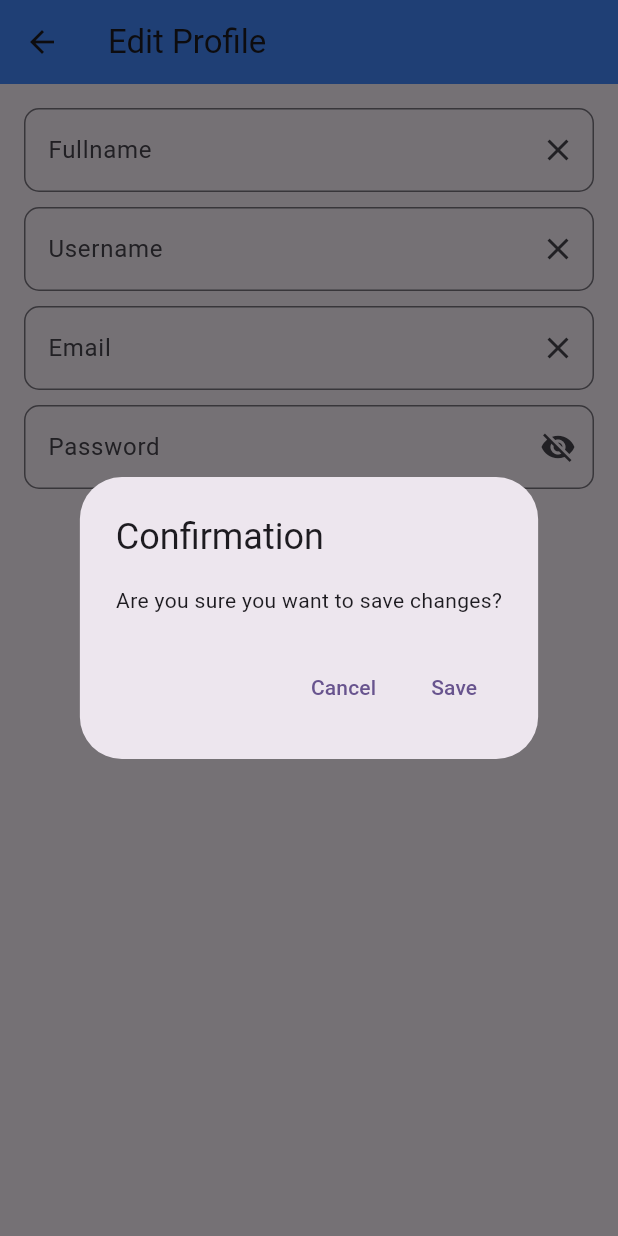
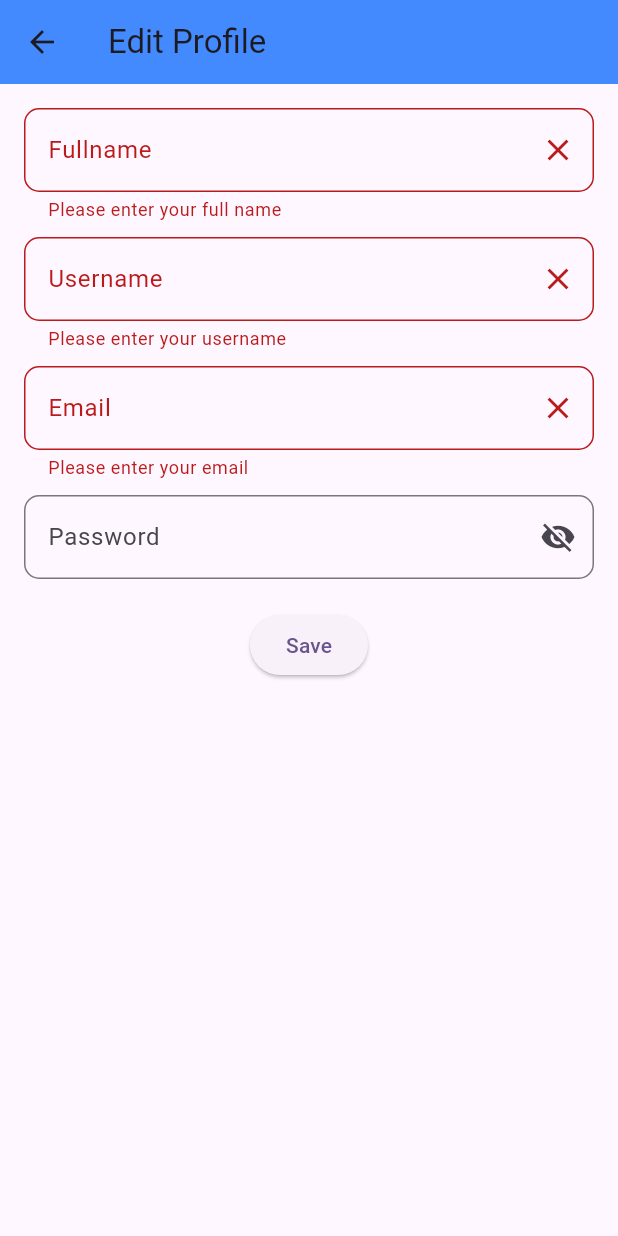
Before and after one commit to dwikyalfira/aplikasihealth, a Flutter app: the PageEditProfile screen opened directly with empty values, after a tap on "Save", on a phone screen of 412 x 824 dp. Run offline on Flutter 3.47's test engine with Material 3 defaults, Android fonts, the phone set to English and light mode, and no system bars; our stand-ins replace google_fonts, shared_preferences; accounts and stored records are empty.

Commit message:
fixing some eror handle on edit progile page.

```diff
--- a/lib/screen_page/page_edit_profile.dart
+++ b/lib/screen_page/page_edit_profile.dart
@@ -5,8 +5,10 @@ import 'package:http/http.dart' as http;
 import 'package:shared_preferences/shared_preferences.dart';
 
 class PageEditProfile extends StatefulWidget {
-  final Function(String, String, String, String) onProfileUpdate; //callback func
-  const PageEditProfile({Key? key, required this.onProfileUpdate}) : super(key: key);
+  final Function(String, String, String, String)
+      onProfileUpdate; //callback func
+  const PageEditProfile({Key? key, required this.onProfileUpdate})
+      : super(key: key);
 
   @override
   _PageEditProfileState createState() => _PageEditProfileState();
@@ -18,6 +20,8 @@ class _PageEditProfileState extends State<PageEditProfile> {
   TextEditingController txtEmail = TextEditingController();
   TextEditingController txtPassword = TextEditingController();
 
+  final _formKey = GlobalKey<FormState>();
+
   String? id;
 
   bool isLoading = false;
@@ -27,7 +31,6 @@ class _PageEditProfileState extends State<PageEditProfile> {
     SharedPreferences pref = await SharedPreferences.getInstance();
     setState(() {
       id = pref.getString("id") ?? '';
-      print('id $id');
     });
   }
 
@@ -39,7 +42,6 @@ class _PageEditProfileState extends State<PageEditProfile> {
 
   Future<ModelEditProfile?> editProfile() async {
     try {
-      // Show confirmation dialog
       bool confirmAction = await showDialog(
         context: context,
         builder: (BuildContext context) {
@@ -49,13 +51,13 @@ class _PageEditProfileState extends State<PageEditProfile> {
             actions: [
               TextButton(
                 onPressed: () {
-                  Navigator.pop(context, false); // Return false when canceled
+                  Navigator.pop(context, false);
                 },
                 child: Text('Cancel'),
               ),
               TextButton(
                 onPressed: () {
-                  Navigator.pop(context, true); // Return true when confirmed
+                  Navigator.pop(context, true);
                 },
                 child: Text('Save'),
               ),
@@ -69,7 +71,6 @@ class _PageEditProfileState extends State<PageEditProfile> {
           isLoading = true;
         });
 
-        // Proceed with save action
         http.Response res = await http.post(
           Uri.parse('http://localhost/aplikasihealth/edit_profile.php'),
           body: {
@@ -108,7 +109,7 @@ class _PageEditProfileState extends State<PageEditProfile> {
       setState(() {
         isLoading = false;
         ScaffoldMessenger.of(context)
-            .showSnackBar(SnackBar(content: Text(e.toString())));
+            .showSnackBar(SnackBar(content: Text('Error: $e')));
       });
     }
     return null;
@@ -124,6 +125,8 @@ class _PageEditProfileState extends State<PageEditProfile> {
       body: Padding(
         padding: const EdgeInsets.all(16.0),
         child: Form(
+          key: _formKey,
+          autovalidateMode: AutovalidateMode.onUserInteraction,
           child: Column(
             children: [
               TextFormField(
@@ -148,9 +151,7 @@ class _PageEditProfileState extends State<PageEditProfile> {
                   return null;
                 },
               ),
-
               const SizedBox(height: 10),
-
               TextFormField(
                 controller: txtUsername,
                 decoration: InputDecoration(
@@ -173,9 +174,7 @@ class _PageEditProfileState extends State<PageEditProfile> {
                   return null;
                 },
               ),
-
               const SizedBox(height: 10),
-
               TextFormField(
                 controller: txtEmail,
                 decoration: InputDecoration(
@@ -201,9 +200,7 @@ class _PageEditProfileState extends State<PageEditProfile> {
                   return null;
                 },
               ),
-
               const SizedBox(height: 10),
-
               TextFormField(
                 controller: txtPassword,
                 decoration: InputDecoration(
@@ -225,19 +222,17 @@ class _PageEditProfileState extends State<PageEditProfile> {
                 ),
                 obscureText: !isPasswordVisible,
               ),
-
-              SizedBox(height: 20),
-
-              Row(
-                mainAxisAlignment: MainAxisAlignment.spaceEvenly, // Align buttons evenly
-                children: [
+              const SizedBox(height: 20),
               ElevatedButton(
-                    onPressed: editProfile,
-                    child: Text('Save'),
+                onPressed: isLoading ? null : () {
+                  if (_formKey.currentState!.validate()) { // Validate form
+                    editProfile();
+                  }
+                },
+                child: isLoading
+                    ? const CircularProgressIndicator() // Loading indicator
+                    : const Text('Save'),
               ),
-                ],
-              ),
-
             ],
           ),
         ),
```
Also changed, not shown: lib/screen_page/page_profile.dart (+9 -1 lines). Lines whose indentation alone changed are shown as unchanged.
